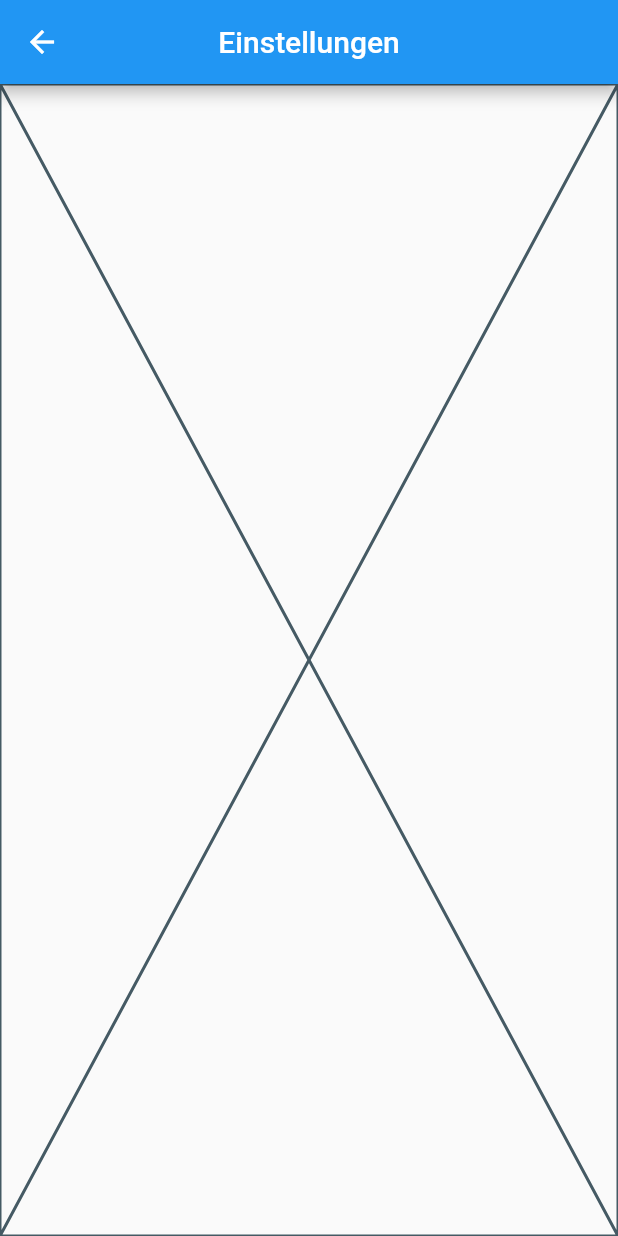
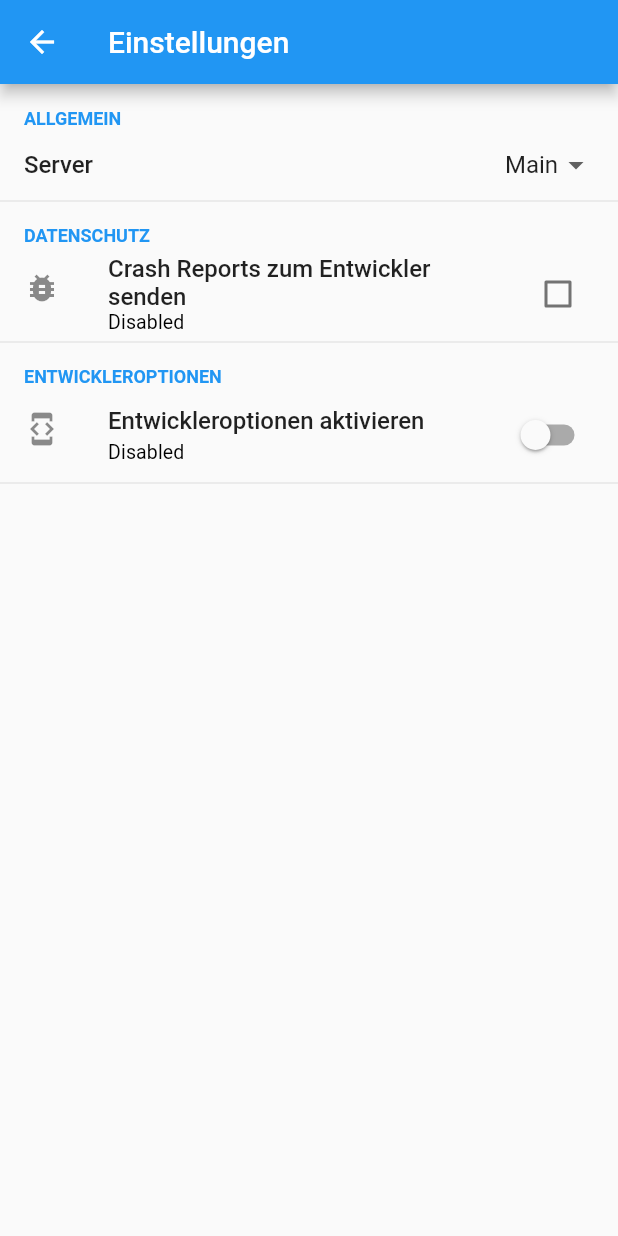
Before and after one commit to JuKu/ts-connect-app, a Flutter app: the screen it shows after launch, after a tap on "Anmelden", after a tap on the "more vert" icon, on a phone screen of 412 x 824 dp. Run offline on Flutter 3.47's test engine with Material 2 defaults, Android fonts, the phone set to English and light mode, and no system bars; drawn by our look-alikes of flutter_settings_screens.

Commit message:
Change global_settings.dart, add global settings screen

```diff
--- a/lib/main.dart
+++ b/lib/main.dart
@@ -1,10 +1,32 @@
 import 'package:flutter/material.dart';
+import 'package:flutter_settings_screens/flutter_settings_screens.dart';
 import 'package:ts_connect_app/presentation/login/login_activity.dart';
 import 'package:ts_connect_app/presentation/pages/settings/before_login/global_settings.dart';
 import 'package:ts_connect_app/presentation/root/rootwidget.dart';
+import 'package:ts_connect_app/presentation/shared/server_settings.dart';
 
-void main() {
+Future<void> main() async {
+  //Settings.init();
+  await Settings.init(cacheProvider: SharePreferenceCache());
+
+  //initialize settings
+  setSettingStringIfAbsent("server-url", ServerSettings.defaultServer);
+  setSettingBoolIfAbsent("crashlytics-enabled", false);
+  setSettingBoolIfAbsent("developer-options", false);
+
   runApp(const MyApp());
+}
+
+void setSettingBoolIfAbsent(String key, bool value) {
+  if (Settings.containsKey(key) != true) {
+    Settings.setValue(key, value);
+  }
+}
+
+void setSettingStringIfAbsent(String key, String value) {
+  if (Settings.containsKey(key) != true) {
+    Settings.setValue(key, value);
+  }
 }
 
 class MyApp extends StatelessWidget {
--- a/lib/presentation/pages/settings/before_login/global_settings.dart
+++ b/lib/presentation/pages/settings/before_login/global_settings.dart
@@ -1,4 +1,6 @@
 import 'package:flutter/material.dart';
+import 'package:flutter_settings_screens/flutter_settings_screens.dart';
+import 'package:ts_connect_app/presentation/shared/server_settings.dart';
 
 class GlobalSettingsWidget extends StatefulWidget {
   const GlobalSettingsWidget({Key? key}) : super(key: key);
@@ -10,7 +12,7 @@ class GlobalSettingsWidget extends StatefulWidget {
 class _GlobalSettingsWidgetState extends State<GlobalSettingsWidget> {
   @override
   Widget build(BuildContext context) {
-    return Scaffold(
+    /*return Scaffold(
       appBar: AppBar(
         title: const Text("Einstellungen"),
         centerTitle: true,
@@ -28,7 +30,50 @@ class _GlobalSettingsWidgetState extends State<GlobalSettingsWidget> {
           ),*/
         ],
       ),
-      body: Placeholder()
-    );
+      body: const Placeholder()
+    );*/
+
+    //see also: https://pub.dev/packages/flutter_settings_screens
+    return SettingsScreen(title: "Einstellungen", children: [
+      SettingsGroup(title: "Allgemein", children: [
+        DropDownSettingsTile<String>(
+          title: 'Server',
+          settingKey: 'server-url',
+          values: ServerSettings.servers,
+          selected: ServerSettings.defaultServer,
+          onChange: (value) {
+            debugPrint('server url: $value');
+          },
+        ),
+      ]),
+      SettingsGroup(
+        title: 'Datenschutz',
+        children: <Widget>[
+          CheckboxSettingsTile(
+            settingKey: 'crashlytics-enabled',
+            title: 'Crash Reports zum Entwickler senden',
+            enabledLabel: 'Enabled',
+            disabledLabel: 'Disabled',
+            leading: const Icon(Icons.bug_report),
+          ),
+          /*SwitchSettingsTile(
+            settingKey: 'key-dark-mode',
+            title: 'Dark Mode',
+            enabledLabel: 'Enabled',
+            disabledLabel: 'Disabled',
+            leading: const Icon(Icons.palette),
+          ),*/
+        ],
+      ),
+      SettingsGroup(title: "Entwickleroptionen", children: [
+        SwitchSettingsTile(
+          settingKey: 'developer-options',
+          title: 'Entwickleroptionen aktivieren',
+          enabledLabel: 'Enabled',
+          disabledLabel: 'Disabled',
+          leading: const Icon(Icons.developer_mode),
+        ),
+      ]),
+    ]);
   }
 }
--- /dev/null
+++ b/lib/presentation/shared/server_settings.dart
@@ -0,0 +1,15 @@
+
+
+class ServerSettings {
+  static Map<String, String> servers = const {
+    "https://ts-connect.jukusoft.com": "Main",
+    "http://127.0.0.1:3000": "Testing"
+  };
+
+  static String defaultServer = servers.entries.first.key;
+
+  static String getServerUrl() {
+    return "";
+  }
+
+}
--- a/pubspec.yaml
+++ b/pubspec.yaml
@@ -39,7 +39,10 @@ dependencies:
 
   flutter_platform_widgets: ^1.12.1
   firebase_crashlytics: ^2.4.5
+  flutter_settings_screens: ^0.3.2-null-safety
   #footer: ^0.0.3
+
+  #settings_ui: ^2.0.1
 
 dev_dependencies:
   flutter_test:
```
Also changed, not shown: lib/presentation/login/login_activity.dart (+9 -6 lines).
